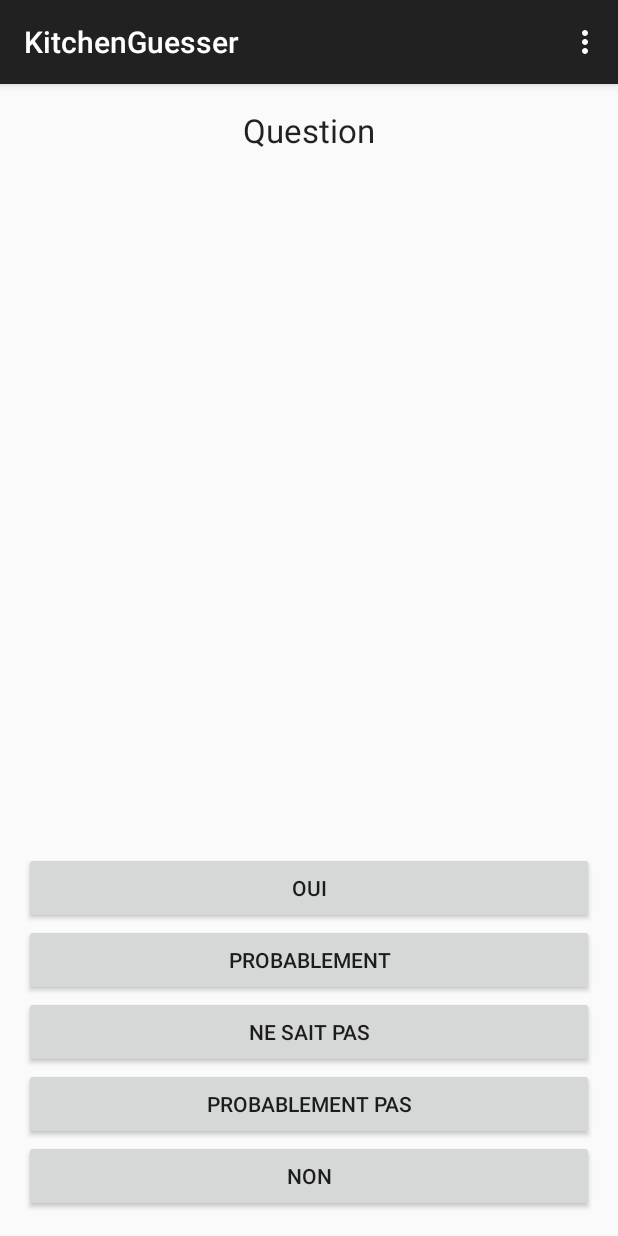
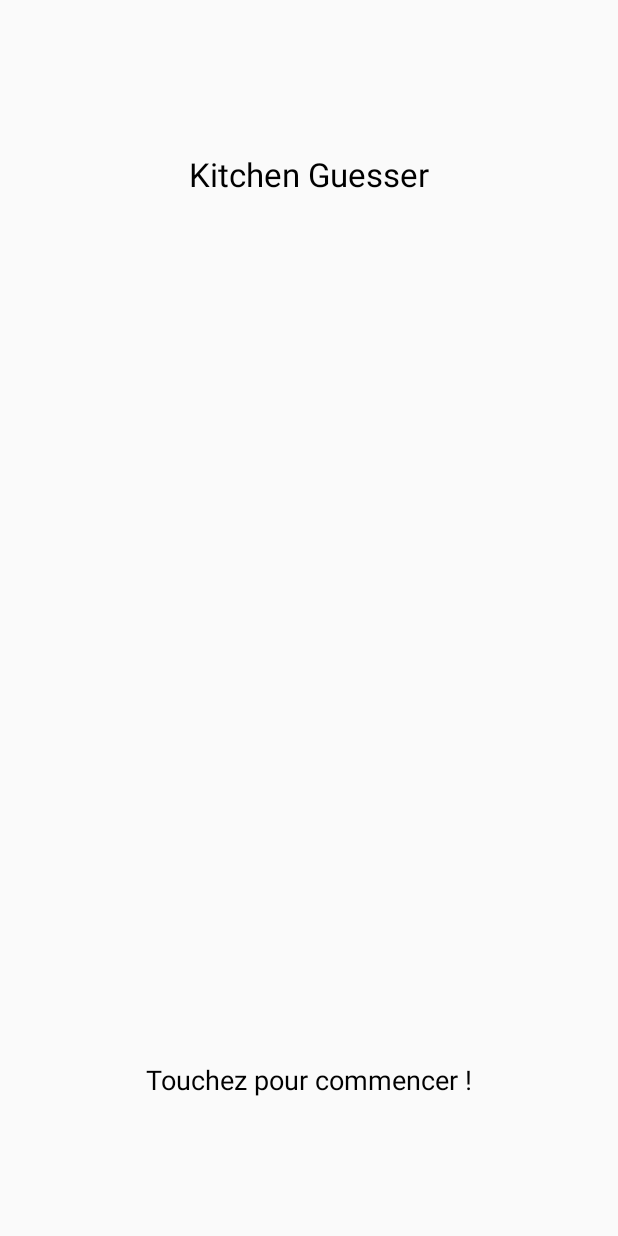
Before and after one commit to pfiorentino/KitchenGuesser, an Android app: the screen it shows after launch (MainActivity before the commit, SplashScreen after it), on a phone screen of 412 x 824 dp. Run offline under Robolectric (Android 15) with nearby library versions, the phone set to English and light mode, and no system bars.

Commit message:
Add differents views

```diff
--- /dev/null
+++ b/app/src/main/java/fr/epsi/i4/kitchenguesser/SplashScreen.java
@@ -0,0 +1,58 @@
+package fr.epsi.i4.kitchenguesser;
+
+import android.content.Intent;
+import android.support.v7.app.ActionBarActivity;
+import android.os.Bundle;
+import android.view.Menu;
+import android.view.MenuItem;
+import android.view.View;
+import android.widget.RelativeLayout;
+
+
+public class SplashScreen extends ActionBarActivity {
+
+    private RelativeLayout accueil = null;
+
+    @Override
+    protected void onCreate(Bundle savedInstanceState) {
+        super.onCreate(savedInstanceState);
+        setContentView(R.layout.activity_splash_screen);
+        accueil = (RelativeLayout) this.findViewById(R.id.splashScreen);
+
+        accueil.setOnClickListener(new View.OnClickListener() {
+            @Override
+            public void onClick(View v) {
+                Intent intent = new Intent(SplashScreen.this, MainActivity.class);
+                //intent.setFlags(Intent.FLAG_ACTIVITY_NO_ANIMATION);
+                //intent.setFlags(Intent.FLAG_ACTIVITY_NEW_TASK);
+                finish();
+                startActivity(intent);
+                // overridePendingTransition (0, 0);
+
+            }
+        });
+
+    }
+
+    @Override
+    public boolean onCreateOptionsMenu(Menu menu) {
+        // Inflate the menu; this adds items to the action bar if it is present.
+        getMenuInflater().inflate(R.menu.menu_splash_screen, menu);
+        return true;
+    }
+
+    @Override
+    public boolean onOptionsItemSelected(MenuItem item) {
+        // Handle action bar item clicks here. The action bar will
+        // automatically handle clicks on the Home/Up button, so long
+        // as you specify a parent activity in AndroidManifest.xml.
+        int id = item.getItemId();
+
+        //noinspection SimplifiableIfStatement
+        if (id == R.id.action_settings) {
+            return true;
+        }
+
+        return super.onOptionsItemSelected(item);
+    }
+}
--- /dev/null
+++ b/app/src/main/res/layout/activity_splash_screen.xml
@@ -0,0 +1,32 @@
+<RelativeLayout xmlns:android="http://schemas.android.com/apk/res/android"
+    xmlns:tools="http://schemas.android.com/tools" android:layout_width="match_parent"
+    android:layout_height="match_parent" android:paddingLeft="@dimen/activity_horizontal_margin"
+    android:paddingRight="@dimen/activity_horizontal_margin"
+    android:paddingTop="@dimen/activity_vertical_margin"
+    android:paddingBottom="@dimen/activity_vertical_margin"
+    tools:context="fr.epsi.i4.kitchenguesser.SplashScreen"
+    android:id="@+id/splashScreen">
+
+    <TextView
+        android:layout_width="wrap_content"
+        android:layout_height="wrap_content"
+        android:textAppearance="?android:attr/textAppearanceLarge"
+        android:text="@string/title"
+        android:id="@+id/titleGame"
+        android:layout_alignParentTop="true"
+        android:layout_centerHorizontal="true"
+        android:layout_marginTop="85dp"
+        android:textColor="@android:color/black" />
+
+    <TextView
+        android:layout_width="wrap_content"
+        android:layout_height="wrap_content"
+        android:textAppearance="?android:attr/textAppearanceMedium"
+        android:text="@string/touchezpourcommencer"
+        android:id="@+id/textView"
+        android:layout_alignParentBottom="true"
+        android:layout_centerHorizontal="true"
+        android:layout_marginBottom="76dp"
+        android:textColor="@android:color/black" />
+
+</RelativeLayout>
--- /dev/null
+++ b/app/src/main/res/menu/menu_splash_screen.xml
@@ -0,0 +1,7 @@
+<menu xmlns:android="http://schemas.android.com/apk/res/android"
+    xmlns:app="http://schemas.android.com/apk/res-auto"
+    xmlns:tools="http://schemas.android.com/tools"
+    tools:context="fr.epsi.i4.kitchenguesser.SplashScreen">
+    <item android:id="@+id/action_settings" android:title="@string/action_settings"
+        android:orderInCategory="100" app:showAsAction="never" />
+</menu>
--- a/app/src/main/res/values/strings.xml
+++ b/app/src/main/res/values/strings.xml
@@ -3,4 +3,12 @@
 
     <string name="hello_world">Hello world!</string>
     <string name="action_settings">Settings</string>
+    <string name="title_activity_thing_found">thingFound</string>
+    <string name="thingtrouvee">J\'ai trouvé !</string>
+    <string name="objetcherché">L\'objet que vous avez cherché est :</string>
+    <string name="title_activity_successful_game">successfulGame</string>
+    <string name="title_activity_splash_screen">SplashScreen</string>
+    <string name="touchforbegin">touchforbegin</string>
+    <string name="touchezpourcommencer">Touchez pour commencer !</string>
+    <string name="title">Kitchen Guesser</string>
 </resources>
```
Also changed, not shown: app/src/main/AndroidManifest.xml (+13 -0 lines), app/src/main/java/fr/epsi/i4/kitchenguesser/MainActivity.java (+18 -1 lines), app/src/main/java/fr/epsi/i4/kitchenguesser/entities/Thing.java (+23 -0 lines), app/src/main/java/fr/epsi/i4/kitchenguesser/successfulGame.java (added, +63 -0 lines), app/src/main/java/fr/epsi/i4/kitchenguesser/thingFound.java (added, +93 -0 lines), app/src/main/res/layout/activity_successful_game.xml (added, +68 -0 lines), app/src/main/res/layout/activity_thing_found.xml (added, +83 -0 lines), app/src/main/res/menu/menu_successful_game.xml (added, +7 -0 lines), app/src/main/res/menu/menu_thing_found.xml (added, +7 -0 lines), 2 other files.
